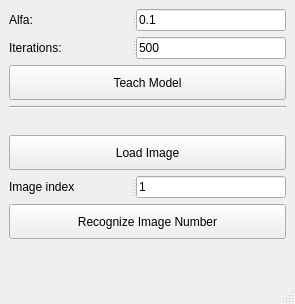
Qt form recognition/ui/ui_main.ui (kiryha/CIS579) before a commit.
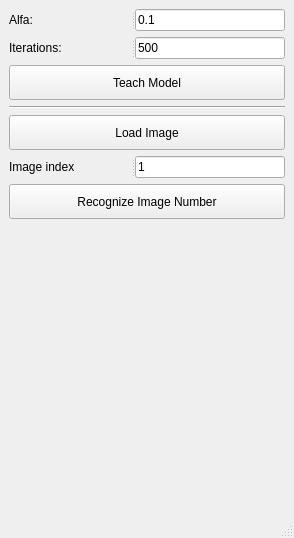
The same form after that commit.

Commit message: Show images in UI

Diff of the .ui file:
```diff
--- a/recognition/ui/ui_main.ui
+++ b/recognition/ui/ui_main.ui
@@ -6,8 +6,8 @@
    <rect>
     <x>0</x>
     <y>0</y>
-    <width>295</width>
-    <height>304</height>
+    <width>294</width>
+    <height>538</height>
    </rect>
   </property>
   <property name="windowTitle">
@@ -82,11 +82,7 @@
      </widget>
     </item>
     <item>
-     <widget class="QLabel" name="labImage">
-      <property name="text">
-       <string/>
-      </property>
-     </widget>
+     <layout class="QVBoxLayout" name="layImages"/>
     </item>
     <item>
      <widget class="QPushButton" name="btnLoadImage">
```
Left out of the diff: 2 changed lines with no effect on the pictures. The commit also changes 7 other files.
